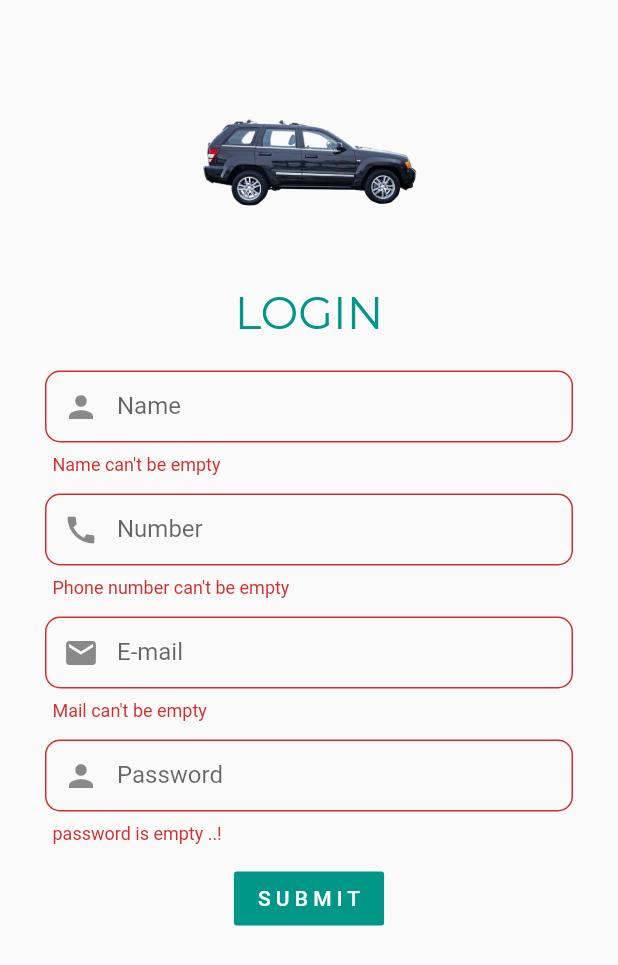
After one commit to aezazfb/Gatwick, a Flutter app: the Login screen opened directly, after a tap on "S U B M I T", on a phone screen of 412 x 824 dp. The commit adds this screen. Shown: the top 965 px of the screen. Run offline on Flutter 3.47's test engine with Material 2 defaults, Android fonts, the phone set to English and light mode, and no system bars; our stand-ins replace connectivity, flutter_spinkit, flutter_swiper, geolocator, google_fonts, google_maps_flutter and 2 more; missing offline and left inert: flutter_dropdown, flutter_polyline_points, geocoder, mailer; network calls fail; Roboto replaces fonts that are missing (Rakkas).

Commit message:
initial git

```diff
--- /dev/null
+++ b/lib/UI/login_screen.dart
@@ -0,0 +1,261 @@
+import 'dart:math';
+import 'package:flutter/material.dart';
+import 'package:mailer/smtp_server.dart';
+import 'package:zippy_rider/models/login_model.dart';
+import 'package:mailer/mailer.dart';
+import 'package:toast/toast.dart';
+import 'package:google_fonts/google_fonts.dart';
+import 'package:zippy_rider/UI/profile_screen.dart';
+
+class Login extends StatefulWidget {
+  @override
+  State<StatefulWidget> createState() {
+    return LoginState();
+  }
+}
+
+class LoginState extends State<Login> {
+  final _formKey = GlobalKey<FormState>();
+  Model model = Model();
+  TextEditingController _mailController = new TextEditingController();
+  TextEditingController _confirmController = new TextEditingController();
+
+  // Generates Random Number
+  int randomPIN = Random().nextInt(10009);
+
+  @override
+  Widget build(BuildContext context) {
+    var inputValue;
+    // TODO: implement build
+    String code = randomPIN.toString();
+    return Scaffold(
+      body: ListView(
+        padding: EdgeInsets.all(30.0),
+        children: [
+          Form(
+            key: _formKey,
+            child: Column(
+              children: [
+                Image.asset("assets/images/logo2.webp",
+                    height: 150, width: 150),
+                SizedBox(height: 10),
+                //Text Form field for Name
+                Text("LOGIN",
+                    style: GoogleFonts.montserrat(
+                        fontSize: 30.0, color: Colors.teal)),
+                SizedBox(height: 20),
+                TextFormField(
+                  onSaved: (String value) {
+                    model.name = value;
+                  },
+                  decoration: InputDecoration(
+                      contentPadding: EdgeInsets.all(5.0),
+                      prefixIcon: Icon(Icons.person),
+                      labelText: "Name",
+                      hintText: "Insert Name...",
+                      fillColor: Colors.black26,
+                      border: OutlineInputBorder(
+                        borderRadius: BorderRadius.circular(10.0),
+                      )),
+                  validator: _validateUserName,
+                ),
+                SizedBox(height: 12.0),
+
+                //Text Form field for Number
+                TextFormField(
+                    onSaved: (String value) {
+                      model.number = value;
+                    },
+                    keyboardType: TextInputType.number,
+                    decoration: InputDecoration(
+                        contentPadding: EdgeInsets.all(5.0),
+                        prefixIcon: Icon(Icons.call),
+                        labelText: "Number",
+                        hintText: "0123 1231231",
+                        fillColor: Colors.black26,
+                        border: OutlineInputBorder(
+                          borderRadius: BorderRadius.circular(10.0),
+                        )),
+                    validator: (value) {
+                      if (value.isEmpty) {
+                        // ignore: missing_return
+                        return "Phone number can't be empty ";
+                      }
+                      if (value.length < 11) {
+                        return "insert a valid number";
+                      }
+                      {
+                        _formKey.currentState.save();
+                        return null;
+                      }
+                    }),
+                SizedBox(height: 12.0),
+
+                //Text Form field for Mail
+                TextFormField(
+                  controller: _mailController,
+                  onSaved: (String value) {
+                    model.mail = value;
+                  },
+                  // controller: mailController,
+                  decoration: InputDecoration(
+                      contentPadding: EdgeInsets.all(5.0),
+                      prefixIcon: Icon(Icons.mail),
+                      labelText: "E-mail",
+                      hintText: "Insert tour mail here",
+                      fillColor: Colors.black26,
+                      border: OutlineInputBorder(
+                        borderRadius: BorderRadius.circular(10.0),
+                      )),
+                  validator: _validateEmail,
+                ),
+                SizedBox(height: 12.0),
+
+                //Text Form field for Mail
+                TextFormField(
+                    onSaved: (String value) {
+                      model.password = value;
+                    },
+                    obscureText: true,
+                    decoration: InputDecoration(
+                        contentPadding: EdgeInsets.all(5.0),
+                        prefixIcon: Icon(Icons.person),
+                        labelText: "Password",
+                        hintText: "",
+                        fillColor: Colors.black26,
+                        border: OutlineInputBorder(
+                          borderRadius: BorderRadius.circular(10.0),
+                        )),
+                    validator: (value) {
+                      if (value.isEmpty) {
+                        // ignore: missing_return
+                        return "password is empty ..! ";
+                      }
+                      if (value.length < 8) {
+                        return " Invalid Password ";
+                      } else {
+                        return null;
+                      }
+                    }),
+                SizedBox(height: 12.0),
+
+                FlatButton(
+                    color: Colors.teal,
+                    onPressed: () {
+                      if (_formKey.currentState.validate()) {
+                        sendMail();
+                        setState(() {
+                          return showDialog(
+                              context: context,
+                              builder: (BuildContext context) {
+                                return AlertDialog(
+                                  title: Text("Enter Confirmation code"),
+                                  content: Form(
+                                    child: TextFormField(
+                                      controller: _confirmController,
+                                      validator: (value) {
+                                        if (value.isEmpty) {
+                                          return "Text";
+                                        } else
+                                          return null;
+                                      },
+                                    ),
+                                  ),
+                                  actions: [
+                                    FlatButton(
+                                      child: Text('Confirm'),
+                                      onPressed: () {
+                                        setState(() {
+                                          inputValue = _confirmController.text
+                                              .toString();
+                                        });
+                                        if (code == inputValue) {
+                                          Navigator.of(context).push(
+                                              MaterialPageRoute(
+                                                  builder: (context) =>
+                                                      Profile(model: model)));
+                                        } else {
+                                          return Toast.show(
+                                              'Code Does not  Match', context,
+                                              duration: Toast.LENGTH_LONG);
+                                        }
+                                      },
+                                    ),
+                                  ],
+                                );
+                              });
+                        });
+                      }
+                    },
+                    child: Text("S U B M I T",
+                        style: GoogleFonts.rakkas(color: Colors.white))),
+              ],
+            ),
+          ),
+        ],
+      ),
+    );
+  }
+
+  //Email validator
+  String _validateEmail(String value) {
+    Pattern pattern =
+        r'^(([^<>()[\]\\.,;:\s@\"]+(\.[^<>()[\]\\.,;:\s@\"]+)*)|(\".+\"))@((\[[0-9]{1,3}\.[0-9]{1,3}\.[0-9]{1,3}\.[0-9]{1,3}\])|(([a-zA-Z\-0-9]+\.)+[a-zA-Z]{2,}))$';
+    RegExp regex = new RegExp(pattern);
+    if (value.isEmpty) {
+      return "Mail can't be empty";
+    }
+    if (!regex.hasMatch(value))
+      return 'Insert Valid Email';
+    else
+      return null;
+  }
+
+  //User name Validators
+  String _validateUserName(String value) {
+    return value.trim().isEmpty ? "Name can't be empty" : null;
+  }
+
+  //Mailer for sending mail to user
+  Future sendMail() async {
+    String userName = 'abdulrahman369888@gmail.com';
+    String password = 'your mail password';
+    final smtpServer = gmail(userName, password);
+    String _mail = _mailController.text.toString();
+    final message = Message()
+      ..from = Address(userName, password)
+      ..recipients.add(_mail)
+      //..ccRecipients.addAll(['','aaa' ])
+      //..bccRecipients.add('stationcars321@gmail.com')
+      ..subject = 'Confirmation Code'
+      ..text = "line one tet \n this is line 2 of Text"
+      ..html = "<h1>Your code is : $randomPIN</h1></n>";
+
+    try {
+      final sendReport = await send(message, smtpServer);
+      print('message sent' + sendReport.toString());
+      //Toast.show('Mail Sent', context);
+      Toast.show('Mail sent', context, duration: Toast.LENGTH_LONG);
+      // Fluttertoast.showToast(msg: "Mail Sent", backgroundColor: Colors.white, textColor: Colors.teal,);
+    } on MailerException catch (e) {
+      //Toast.show('Mail Not Sent Confirm your mail is correct', context);
+
+      Toast.show('Mail Not Sent check weather your mail is Correct', context,
+          duration: Toast.LENGTH_LONG);
+
+      //  Fluttertoast.showToast(msg: "Mail Not Sent , Confirm your mail is Correct",  backgroundColor: Colors.white, textColor: Colors.red,);
+      print('Message Not sent');
+      for (var p in e.problems) {
+        print('problems: ${p.code}: ${p.msg}');
+      }
+    }
+
+    void showToast(String msg, {int duration, int gravity}) {
+      Toast.show(msg, context, duration: duration, gravity: gravity);
+    }
+
+    var connection = PersistentConnection(smtpServer);
+    await connection.send(message);
+    await connection.close();
+  }
+}
--- a/lib/UI/map_screen.dart
+++ b/lib/UI/map_screen.dart
@@ -238,10 +238,12 @@ class MapScreenState extends State<MapScreen>{
                       alignment: Alignment(0.1, -0.1),
                       child: Card(
                         color: Colors.deepPurple.withOpacity(.8),
-                        margin: EdgeInsets.all(8.0),
+                        margin: EdgeInsets.all(20.0),
                         child: InkWell(
                             child: Text(mapState.name,
-                                style: TextStyle(color: Colors.white)),
+                                style: TextStyle(
+                                  color: Colors.white,
+                                )),
                             onTap: () {
                               mapState.dialogShow(context);
                             }),
--- /dev/null
+++ b/lib/models/login_model.dart
@@ -0,0 +1,8 @@
+class Model {
+  String name;
+  String number;
+  String mail;
+  String password;
+
+  Model({this.name, this.number, this.mail, this.password});
+}
--- a/pubspec.yaml
+++ b/pubspec.yaml
@@ -38,6 +38,9 @@ dependencies:
   datetime_picker_formfield: ^1.0.0
   flutter_switch: ^0.2.0
   toggle_switch: ^0.1.8
+  google_fonts: ^1.1.1
+  toast: ^0.1.5
+  mailer: ^3.2.1
 
 
 
```
Also changed, not shown: lib/UI/flights_screen.dart (+6 -8 lines), lib/UI/profile_screen.dart (added, +69 -0 lines), pubspec.lock, 4 other files.
